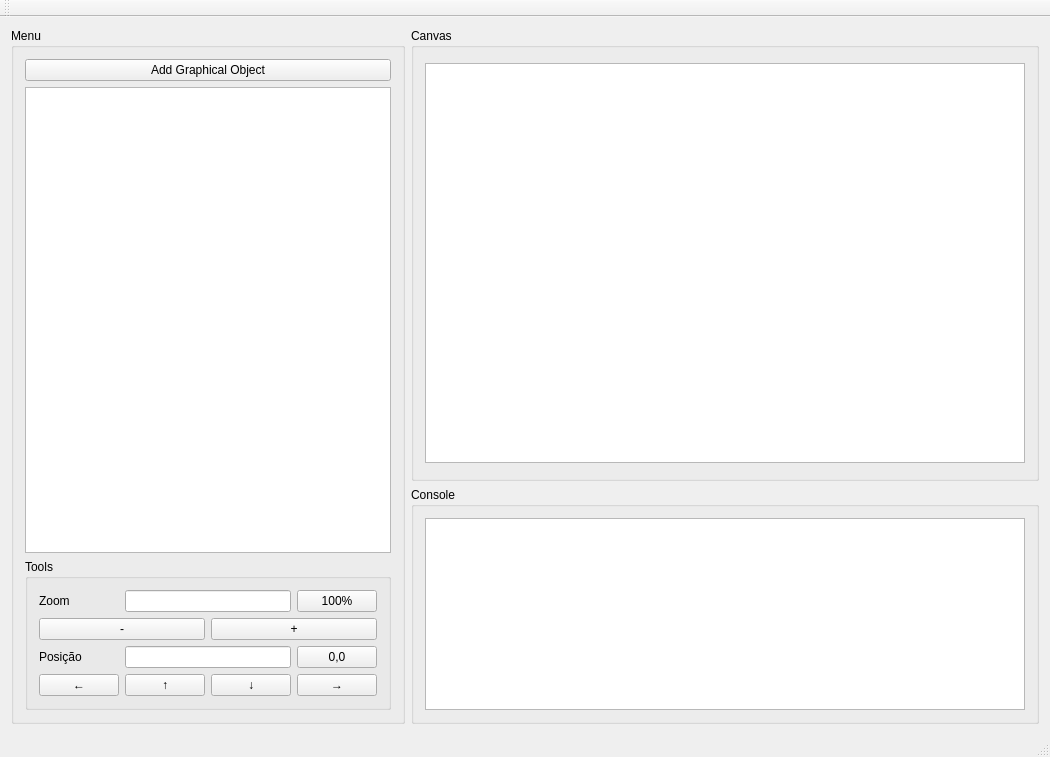
Qt form mainwindow.ui (mateusduboli/graphic_manager) before a commit.
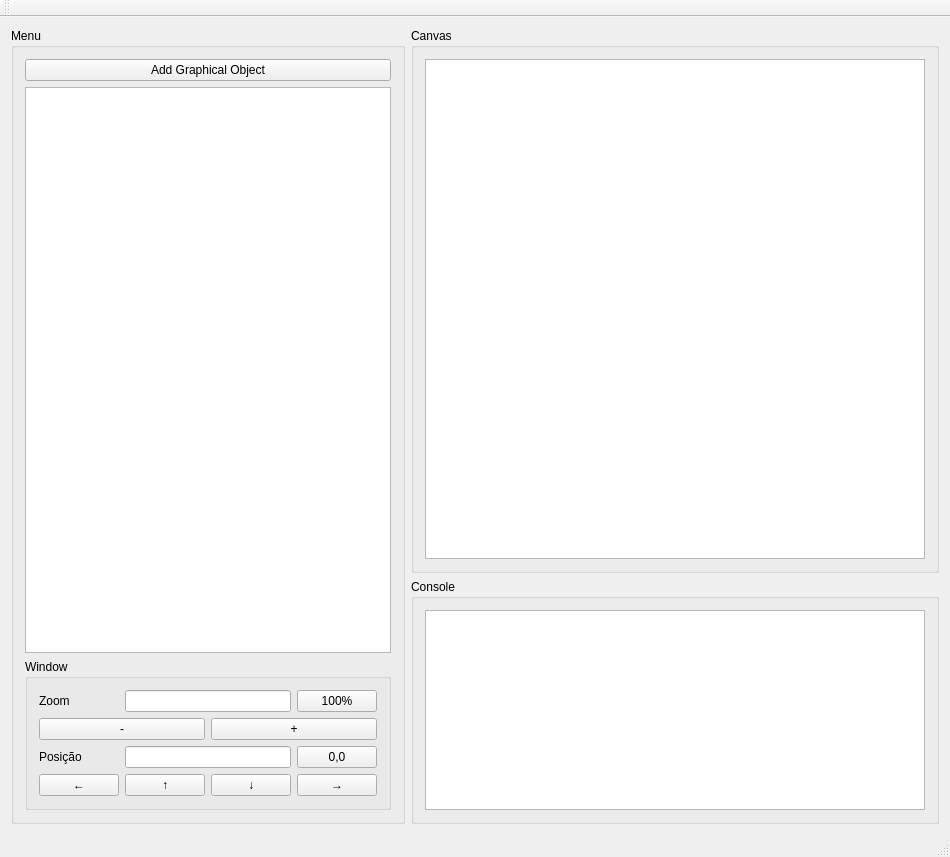
The same form after that commit.

Diff of the .ui file:
```diff
--- a/mainwindow.ui
+++ b/mainwindow.ui
@@ -6,8 +6,8 @@
    <rect>
     <x>0</x>
     <y>0</y>
-    <width>956</width>
-    <height>757</height>
+    <width>912</width>
+    <height>857</height>
    </rect>
   </property>
   <property name="sizePolicy">
@@ -20,57 +20,8 @@
    <string>CG</string>
   </property>
   <widget class="QWidget" name="mainWindowWidget">
-   <layout class="QGridLayout" name="mainWindowLayout" rowstretch="1,0,0" columnstretch="1,0,0,0">
-    <item row="0" column="1" rowspan="2" colspan="3">
-     <widget class="QGroupBox" name="canvasGroupBox">
-      <property name="title">
-       <string>Canvas</string>
-      </property>
-      <layout class="QVBoxLayout" name="canvasLayout">
-       <item>
-        <widget class="QGraphicsView" name="graphicsView">
-         <property name="sizePolicy">
-          <sizepolicy hsizetype="Fixed" vsizetype="Fixed">
-           <horstretch>0</horstretch>
-           <verstretch>0</verstretch>
-          </sizepolicy>
-         </property>
-         <property name="minimumSize">
-          <size>
-           <width>600</width>
-           <height>400</height>
-          </size>
-         </property>
-         <property name="verticalScrollBarPolicy">
-          <enum>Qt::ScrollBarAsNeeded</enum>
-         </property>
-         <property name="horizontalScrollBarPolicy">
-          <enum>Qt::ScrollBarAsNeeded</enum>
-         </property>
-         <property name="sizeAdjustPolicy">
-          <enum>QAbstractScrollArea::AdjustIgnored</enum>
-         </property>
-         <property name="interactive">
-          <bool>false</bool>
-         </property>
-        </widget>
-       </item>
-      </layout>
-     </widget>
-    </item>
-    <item row="2" column="1" colspan="3">
-     <widget class="QGroupBox" name="consoleGroupBox">
-      <property name="title">
-       <string>Console</string>
-      </property>
-      <layout class="QVBoxLayout" name="consoleLayout">
-       <item>
-        <widget class="QTextBrowser" name="consoleTextBrowser"/>
-       </item>
-      </layout>
-     </widget>
-    </item>
-    <item row="0" column="0" rowspan="3">
+   <layout class="QGridLayout" name="gridLayout">
+    <item row="0" column="0" rowspan="2">
      <widget class="QGroupBox" name="menuGroupBox">
       <property name="title">
        <string>Menu</string>
@@ -89,9 +40,9 @@
        <item>
         <widget class="QGroupBox" name="groupBox">
          <property name="title">
-          <string>Tools</string>
+          <string>Window</string>
          </property>
-         <layout class="QGridLayout" name="toolsLayout" rowstretch="0,0,0,0" columnstretch="1,0,0,0">
+         <layout class="QGridLayout" name="toolsLayout" rowstretch="0,0,0,0" columnstretch="1,1,1,1">
           <property name="sizeConstraint">
            <enum>QLayout::SetDefaultConstraint</enum>
           </property>
@@ -144,13 +95,6 @@
             </property>
            </widget>
           </item>
-          <item row="1" column="0" colspan="2">
-           <widget class="QPushButton" name="lessZoomPushButton">
-            <property name="text">
-             <string>-</string>
-            </property>
-           </widget>
-          </item>
           <item row="0" column="0">
            <widget class="QLabel" name="zoomLabel">
             <property name="text">
@@ -179,12 +123,68 @@
             </property>
            </widget>
           </item>
+          <item row="1" column="0" colspan="2">
+           <widget class="QPushButton" name="lessZoomPushButton">
+            <property name="text">
+             <string>-</string>
+            </property>
+           </widget>
+          </item>
          </layout>
         </widget>
        </item>
       </layout>
      </widget>
     </item>
+    <item row="0" column="1">
+     <widget class="QGroupBox" name="canvasGroupBox">
+      <property name="title">
+       <string>Canvas</string>
+      </property>
+      <layout class="QVBoxLayout" name="canvasLayout">
+       <item>
+        <widget class="QGraphicsView" name="graphicsView">
+         <property name="sizePolicy">
+          <sizepolicy hsizetype="Fixed" vsizetype="Fixed">
+           <horstretch>0</horstretch>
+           <verstretch>0</verstretch>
+          </sizepolicy>
+         </property>
+         <property name="minimumSize">
+          <size>
+           <width>500</width>
+           <height>500</height>
+          </size>
+         </property>
+         <property name="verticalScrollBarPolicy">
+          <enum>Qt::ScrollBarAlwaysOff</enum>
+         </property>
+         <property name="horizontalScrollBarPolicy">
+          <enum>Qt::ScrollBarAlwaysOff</enum>
+         </property>
+         <property name="sizeAdjustPolicy">
+          <enum>QAbstractScrollArea::AdjustIgnored</enum>
+         </property>
+         <property name="interactive">
+          <bool>false</bool>
+         </property>
+        </widget>
+       </item>
+      </layout>
+     </widget>
+    </item>
+    <item row="1" column="1">
+     <widget class="QGroupBox" name="consoleGroupBox">
+      <property name="title">
+       <string>Console</string>
+      </property>
+      <layout class="QVBoxLayout" name="consoleLayout">
+       <item>
+        <widget class="QTextBrowser" name="consoleTextBrowser"/>
+       </item>
+      </layout>
+     </widget>
+    </item>
    </layout>
   </widget>
   <widget class="QMenuBar" name="menuBar">
```
Left out of the diff: 2 changed lines with no effect on the pictures.
